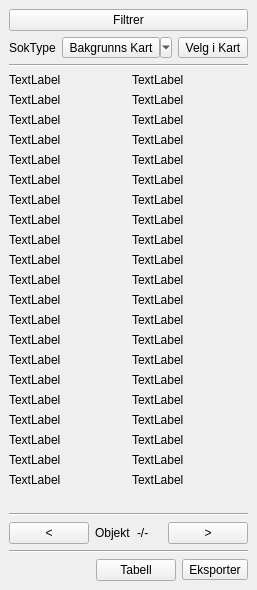
Old version of the form ui/infoWidget.ui in the repository KaspArno/Tilgjengelighet.
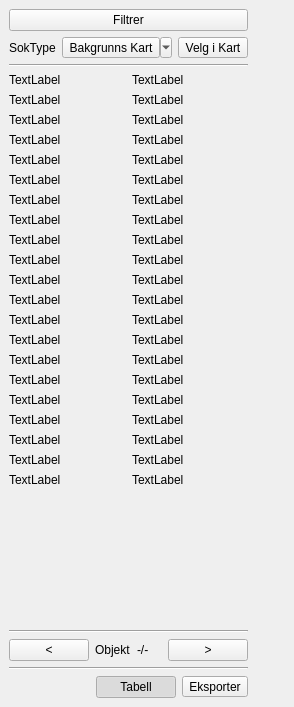
New version of the form.

Diff of the .ui file:
```diff
--- a/ui/infoWidget.ui
+++ b/ui/infoWidget.ui
@@ -6,8 +6,8 @@
    <rect>
     <x>0</x>
     <y>0</y>
-    <width>242</width>
-    <height>590</height>
+    <width>294</width>
+    <height>707</height>
    </rect>
   </property>
   <property name="windowTitle">
@@ -453,6 +453,9 @@
             <property name="checkable">
              <bool>true</bool>
             </property>
+            <property name="checked">
+             <bool>true</bool>
+            </property>
            </widget>
           </item>
           <item>
```
